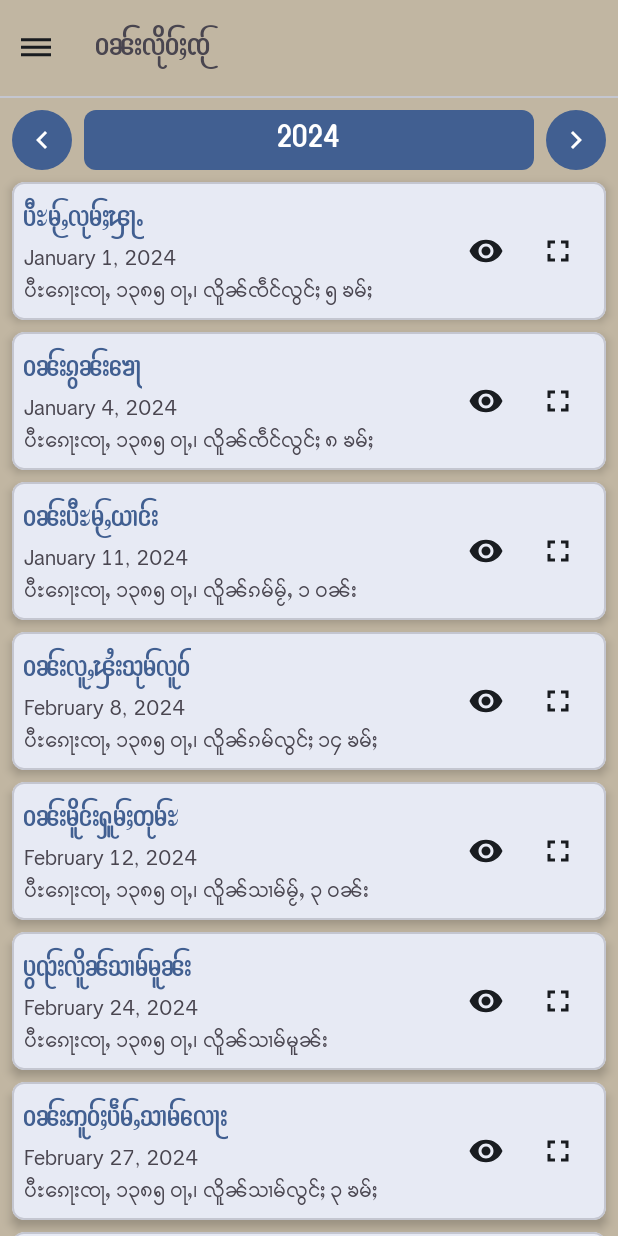
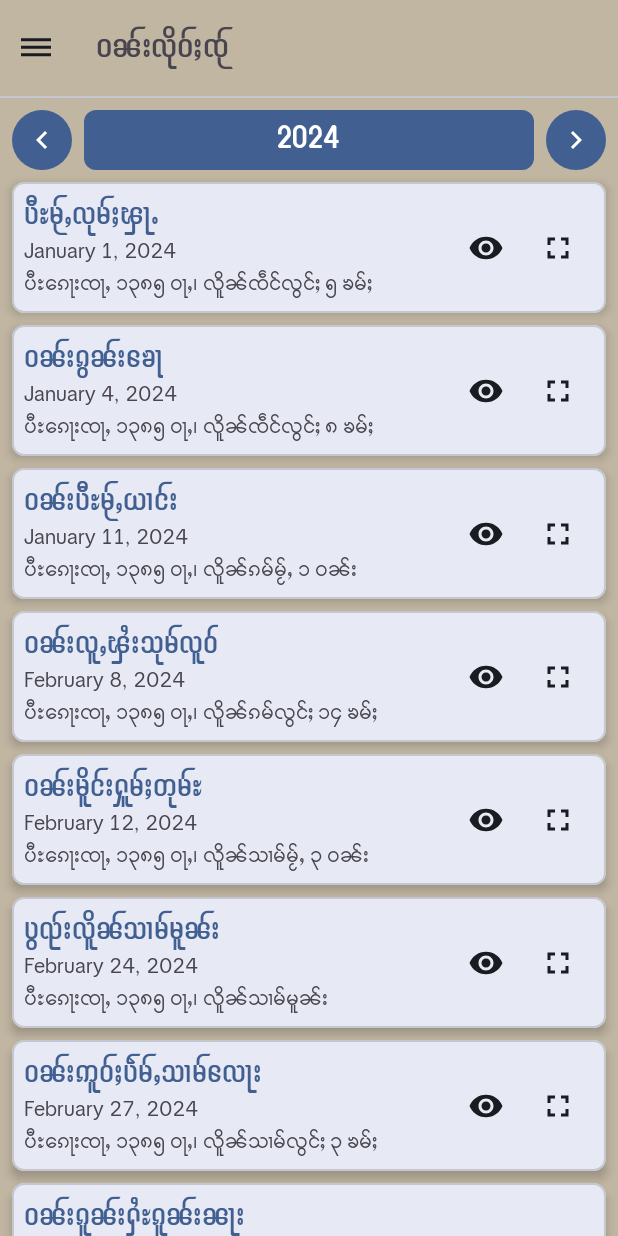
Before and after one commit to SaingHmineTun/TMK_Tai_Calendar, an Android app: the screen it shows after launch (HomeActivity), in the side drawer, after a tap on "ဝၼ်းလိုဝ်ႈၸႂ်", on a phone screen of 412 x 824 dp. Run offline under Robolectric (Android 15) with nearby library versions, the phone set to English and light mode, and no system bars; our stand-ins replace Room's generated code.

Commit message:
Change font from A J Kunheing 6 to A J Kunheing ETM 08. Anniday will only show the day after it.

```diff
--- a/app/src/main/java/it/saimao/pakpicalendar/activities/HomeActivity.java
+++ b/app/src/main/java/it/saimao/pakpicalendar/activities/HomeActivity.java
@@ -147,7 +147,7 @@ public class HomeActivity extends AppCompatActivity {
             }
             // Rate this app
             else if (item.getItemId() == R.id.nav_rating) {
-                startActivity(new Intent(Intent.ACTION_VIEW, Uri.parse("market://details?id=it.saimao.tmktaikeyboard")));
+                startActivity(new Intent(Intent.ACTION_VIEW, Uri.parse("market://details?id=it.saimao.pakpicalendar")));
                 binding.getRoot().closeDrawer(GravityCompat.START);
             }
 
--- a/app/src/main/java/it/saimao/pakpicalendar/activities/NoteActivity.java
+++ b/app/src/main/java/it/saimao/pakpicalendar/activities/NoteActivity.java
@@ -18,8 +18,6 @@ import java.time.format.FormatStyle;
 import java.util.List;
 
 import it.saimao.pakpicalendar.R;
-import it.saimao.pakpicalendar.utils.ShanDate;
-import it.saimao.pakpicalendar.utils.Utils;
 import it.saimao.pakpicalendar.adapters.NoteAdapter;
 import it.saimao.pakpicalendar.database.AppDatabase;
 import it.saimao.pakpicalendar.database.Note;
@@ -27,6 +25,8 @@ import it.saimao.pakpicalendar.database.NoteDao;
 import it.saimao.pakpicalendar.databinding.ActivityNoteBinding;
 import it.saimao.pakpicalendar.mmcalendar.Language;
 import it.saimao.pakpicalendar.mmcalendar.MyanmarDate;
+import it.saimao.pakpicalendar.utils.ShanDate;
+import it.saimao.pakpicalendar.utils.Utils;
 
 public class NoteActivity extends AppCompatActivity {
 
--- a/app/src/main/java/it/saimao/pakpicalendar/adapters/NoteAdapter.java
+++ b/app/src/main/java/it/saimao/pakpicalendar/adapters/NoteAdapter.java
@@ -8,6 +8,7 @@ import androidx.annotation.NonNull;
 import androidx.recyclerview.widget.DiffUtil;
 import androidx.recyclerview.widget.RecyclerView;
 
+import java.time.LocalDate;
 import java.util.ArrayList;
 import java.util.List;
 
@@ -54,15 +55,17 @@ public class NoteAdapter extends RecyclerView.Adapter<NoteAdapter.NoteViewHolder
 
 
         Note note = noteList.get(position);
-        holder.binding.tvNoteTitle.setText(note.getTitle());
         holder.binding.cvNote.setOnClickListener(view -> {
             listener.onNoteClicked(note);
         });
 
         if (note.isEveryYear()) {
             holder.binding.ivEvent.setImageResource(R.drawable.event);
+            String date = LocalDate.now().getYear() - note.getCreated().getYear() == 0 ? note.getTitle() : note.getTitle() + " (" + (LocalDate.now().getYear() - note.getCreated().getYear()) + " ပီႊ)";
+            holder.binding.tvNoteTitle.setText(date);
         } else {
             holder.binding.ivEvent.setImageResource(R.drawable.note);
+            holder.binding.tvNoteTitle.setText(note.getTitle());
         }
         holder.binding.ibDeleteNote.setOnClickListener(view -> listener.onNoteDeleted(note));
 
--- a/app/src/main/java/it/saimao/pakpicalendar/adapters/NoteListAdapter.java
+++ b/app/src/main/java/it/saimao/pakpicalendar/adapters/NoteListAdapter.java
@@ -8,6 +8,7 @@ import androidx.annotation.NonNull;
 import androidx.recyclerview.widget.DiffUtil;
 import androidx.recyclerview.widget.RecyclerView;
 
+import java.time.LocalDate;
 import java.time.format.DateTimeFormatter;
 import java.time.format.FormatStyle;
 import java.util.ArrayList;
@@ -57,15 +58,17 @@ public class NoteListAdapter extends RecyclerView.Adapter<NoteListAdapter.NoteVi
 
 
         Note note = noteList.get(position);
-        holder.binding.tvNoteTitle.setText(note.getTitle());
         holder.binding.cvNote.setOnClickListener(view -> {
             listener.onNoteClicked(note);
         });
 
         if (note.isEveryYear()) {
             holder.binding.ivEvent.setImageResource(R.drawable.event);
+            String date = LocalDate.now().getYear() - note.getCreated().getYear() == 0 ? note.getTitle() : note.getTitle() + " (" + (LocalDate.now().getYear() - note.getCreated().getYear()) + " ပီႊ)";
+            holder.binding.tvNoteTitle.setText(date);
         } else {
             holder.binding.ivEvent.setImageResource(R.drawable.note);
+            holder.binding.tvNoteTitle.setText(note.getTitle());
         }
         holder.binding.ibDeleteNote.setOnClickListener(view -> listener.onNoteDeleted(note));
         holder.binding.tvNoteDay.setText(DateTimeFormatter.ofLocalizedDate(FormatStyle.LONG).format(note.getCreated()));
--- a/app/src/main/java/it/saimao/pakpicalendar/utils/Utils.java
+++ b/app/src/main/java/it/saimao/pakpicalendar/utils/Utils.java
@@ -18,7 +18,7 @@ public class Utils {
     public static List<Note> getTodayEvents(NoteDao noteDao, LocalDate date) {
         return noteDao.getAllNotes().stream().filter(note -> {
             if (note.isEveryYear()) {
-                return date.getMonthValue() == note.getCreated().getMonthValue() && date.getDayOfMonth() == note.getCreated().getDayOfMonth();
+                return date.getYear() >= note.getCreated().getYear() && date.getMonthValue() == note.getCreated().getMonthValue() && date.getDayOfMonth() == note.getCreated().getDayOfMonth();
             } else {
                 return date.isEqual(note.getCreated());
             }
--- a/app/src/main/res/layout/activity_home.xml
+++ b/app/src/main/res/layout/activity_home.xml
@@ -29,7 +29,7 @@
                 android:id="@+id/appTitle"
                 android:layout_width="match_parent"
                 android:layout_height="wrap_content"
-                android:fontFamily="@font/aj_kunheing_6"
+                android:fontFamily="@font/aj_kunheing_etm08"
                 android:text="@string/pakpi_tai"
                 android:textSize="24sp" />
 
--- a/app/src/main/res/layout/adapter_holiday.xml
+++ b/app/src/main/res/layout/adapter_holiday.xml
@@ -21,7 +21,7 @@
             android:layout_width="wrap_content"
             android:layout_height="wrap_content"
             android:layout_weight="1"
-            android:fontFamily="@font/aj_kunheing_6"
+            android:fontFamily="@font/aj_kunheing_etm08"
             android:gravity="center"
             android:text="ဝၼ်းပီႊမႂ်ႇၵမ်ႇၾႃႇ"
             android:textColor="@color/md_theme_primary"
--- a/app/src/main/res/layout/fragment_calendar.xml
+++ b/app/src/main/res/layout/fragment_calendar.xml
@@ -42,7 +42,7 @@
                 android:id="@+id/tv_full_date"
                 android:layout_width="match_parent"
                 android:layout_height="match_parent"
-                android:fontFamily="@font/aj_kunheing_6"
+                android:fontFamily="@font/aj_kunheing_etm08"
                 android:gravity="center"
                 android:padding="8dp"
                 android:text="28/07/2024"
@@ -67,7 +67,7 @@
                 android:layout_height="match_parent"
                 android:ellipsize="marquee"
 
-                android:fontFamily="@font/aj_kunheing_6"
+                android:fontFamily="@font/aj_kunheing_etm08"
                 android:gravity="center"
                 android:marqueeRepeatLimit="marquee_forever"
                 android:padding="8dp"
--- a/app/src/main/res/layout/fragment_holidays.xml
+++ b/app/src/main/res/layout/fragment_holidays.xml
@@ -12,8 +12,7 @@
         android:id="@+id/lyAction"
         android:layout_width="match_parent"
         android:layout_height="wrap_content"
-        android:layout_marginHorizontal="8dp"
-        android:layout_marginTop="8dp"
+        android:layout_margin="8dp"
         android:orientation="horizontal"
         app:layout_constraintTop_toTopOf="parent">
 
@@ -32,10 +31,10 @@
             android:layout_marginHorizontal="8dp"
             android:layout_weight="1"
             android:background="@drawable/bg_weekdays"
-            android:textColor="@color/md_theme_onPrimary"
-            android:fontFamily="@font/aj_kunheing_6"
+            android:fontFamily="@font/aj_kunheing_etm08"
             android:gravity="center"
             android:text="2024"
+            android:textColor="@color/md_theme_onPrimary"
             android:textSize="22sp" />
 
         <ImageButton
--- a/app/src/main/res/layout/fragment_pakpi.xml
+++ b/app/src/main/res/layout/fragment_pakpi.xml
@@ -29,7 +29,7 @@
                 android:id="@+id/tv_full_date"
                 android:layout_width="match_parent"
                 android:layout_height="match_parent"
-                android:fontFamily="@font/aj_kunheing_6"
+                android:fontFamily="@font/aj_kunheing_etm08"
                 android:gravity="center"
                 android:maxLines="1"
                 android:padding="8dp"
@@ -52,7 +52,7 @@
                 android:layout_width="match_parent"
                 android:layout_height="match_parent"
                 android:ellipsize="marquee"
-                android:fontFamily="@font/aj_kunheing_6"
+                android:fontFamily="@font/aj_kunheing_etm08"
                 android:gravity="center"
                 android:marqueeRepeatLimit="marquee_forever"
                 android:padding="8dp"
--- a/app/src/main/res/layout/nav_header.xml
+++ b/app/src/main/res/layout/nav_header.xml
@@ -24,7 +24,7 @@
         android:layout_alignParentTop="true"
         android:layout_marginStart="8dp"
         android:layout_toEndOf="@id/header_image"
-        android:fontFamily="@font/aj_kunheing_6"
+        android:fontFamily="@font/aj_kunheing_etm08"
         android:paddingTop="8dp"
         android:text="@string/app_name"
         android:textColor="@color/md_theme_onBackground"
--- a/app/src/main/res/values/strings.xml
+++ b/app/src/main/res/values/strings.xml
@@ -4,7 +4,7 @@
     <string name="open_drawer">Open drawer</string>
     <string name="close_drawer">Close drawer</string>
     <string name="pakpi_tai">ပၵ်းပီႊ(ၾၢႆႇတႆး)</string>
-    <string name="pakpi_tai60">ပၵ်းပီႊ(ဝၼ်းတႆး 60)</string>
+    <string name="pakpi_tai60">ပၵ်းပီႊ(ဝၼ်းတႆး ၆၀)</string>
     <string name="holidays">ဝၼ်းလိုဝ်ႈၸႂ်</string>
     <string name="notes">တီႈမၢႆတွင်း</string>
 </resources>
```
Also changed, not shown: app/src/main/res/font/aj_kunheing_6.ttf (deleted), app/src/main/res/font/aj_kunheing_etm08.ttf (added).
